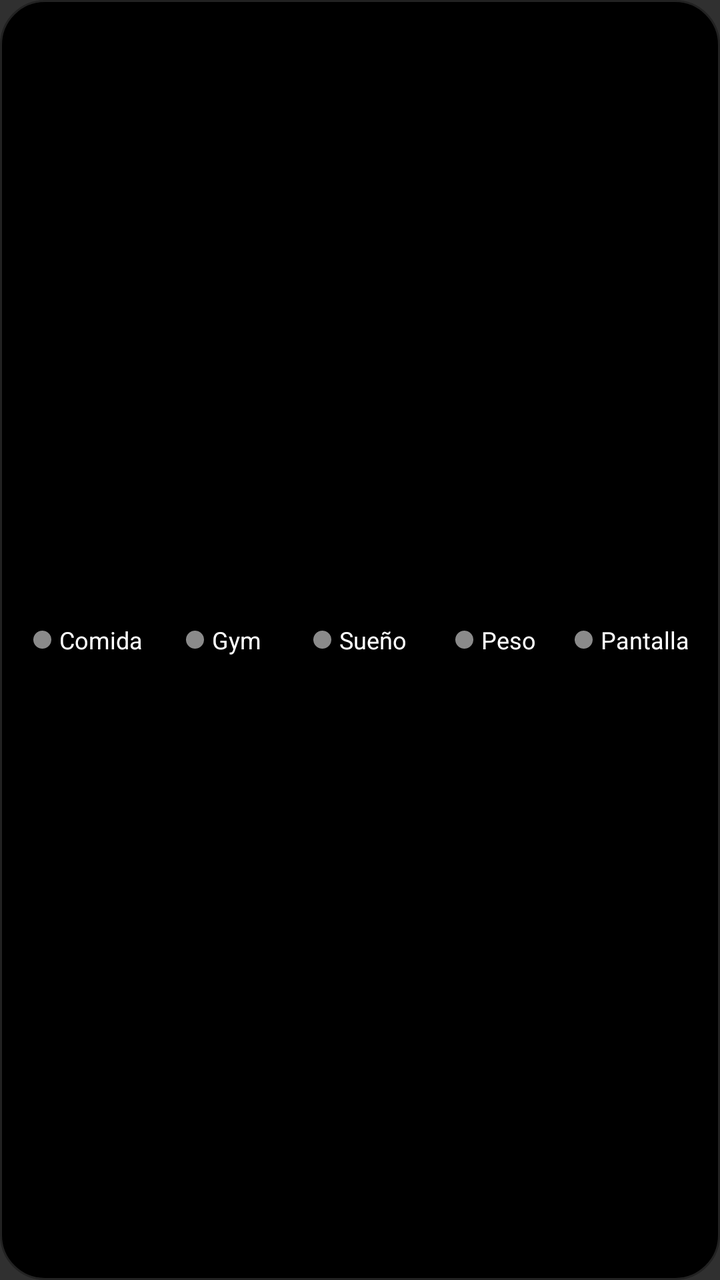
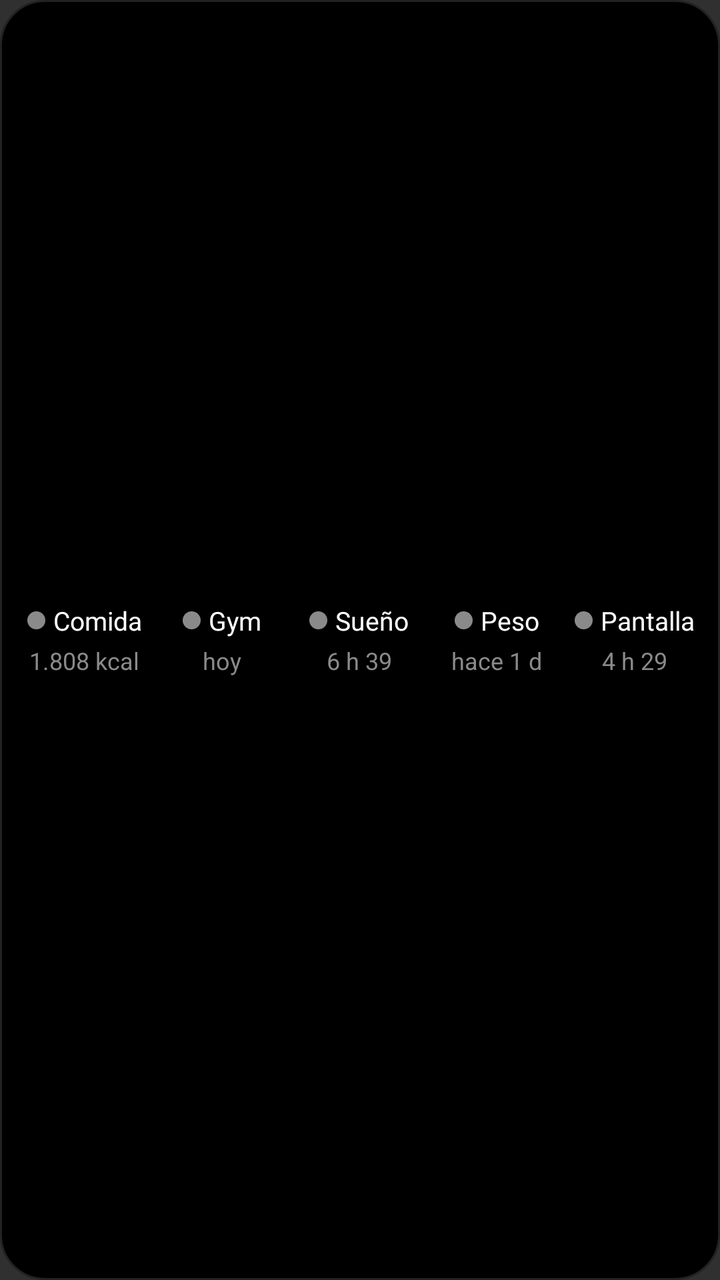

An Android layout rendered at two revisions. The XML below is the earlier revision; the diff shows what the commit changed to produce the second picture.
<!-- AndroidManifest.xml: application theme android:Theme.Material.NoActionBar -->
<!-- res/layout/widget_semaforo.xml -->
<?xml version="1.0" encoding="utf-8"?>
<LinearLayout xmlns:android="http://schemas.android.com/apk/res/android" android:id="@+id/root" android:layout_width="match_parent" android:layout_height="match_parent" android:orientation="horizontal" android:background="@drawable/widget_bg" android:paddingHorizontal="10dp" android:gravity="center_vertical">
    <LinearLayout android:layout_width="0dp" android:layout_weight="1" android:layout_height="wrap_content" android:orientation="horizontal" android:gravity="center">
        <ImageView android:id="@+id/dot0" android:layout_width="9dp" android:layout_height="9dp" android:src="@drawable/dot_gray" android:layout_marginEnd="4dp" />
        <TextView android:id="@+id/name0" android:layout_width="wrap_content" android:layout_height="wrap_content" android:text="Comida" android:textColor="#FFFFFF" android:textSize="12sp" android:maxLines="1" />
    </LinearLayout>
    <LinearLayout android:layout_width="0dp" android:layout_weight="1" android:layout_height="wrap_content" android:orientation="horizontal" android:gravity="center">
        <ImageView android:id="@+id/dot1" android:layout_width="9dp" android:layout_height="9dp" android:src="@drawable/dot_gray" android:layout_marginEnd="4dp" />
        <TextView android:id="@+id/name1" android:layout_width="wrap_content" android:layout_height="wrap_content" android:text="Gym" android:textColor="#FFFFFF" android:textSize="12sp" android:maxLines="1" />
    </LinearLayout>
    <LinearLayout android:layout_width="0dp" android:layout_weight="1" android:layout_height="wrap_content" android:orientation="horizontal" android:gravity="center">
        <ImageView android:id="@+id/dot2" android:layout_width="9dp" android:layout_height="9dp" android:src="@drawable/dot_gray" android:layout_marginEnd="4dp" />
        <TextView android:id="@+id/name2" android:layout_width="wrap_content" android:layout_height="wrap_content" android:text="Sueño" android:textColor="#FFFFFF" android:textSize="12sp" android:maxLines="1" />
    </LinearLayout>
    <LinearLayout android:layout_width="0dp" android:layout_weight="1" android:layout_height="wrap_content" android:orientation="horizontal" android:gravity="center">
        <ImageView android:id="@+id/dot3" android:layout_width="9dp" android:layout_height="9dp" android:src="@drawable/dot_gray" android:layout_marginEnd="4dp" />
        <TextView android:id="@+id/name3" android:layout_width="wrap_content" android:layout_height="wrap_content" android:text="Peso" android:textColor="#FFFFFF" android:textSize="12sp" android:maxLines="1" />
    </LinearLayout>
    <LinearLayout android:layout_width="0dp" android:layout_weight="1" android:layout_height="wrap_content" android:orientation="horizontal" android:gravity="center">
        <ImageView android:id="@+id/dot4" android:layout_width="9dp" android:layout_height="9dp" android:src="@drawable/dot_gray" android:layout_marginEnd="4dp" />
        <TextView android:id="@+id/name4" android:layout_width="wrap_content" android:layout_height="wrap_content" android:text="Pantalla" android:textColor="#FFFFFF" android:textSize="12sp" android:maxLines="1" />
    </LinearLayout>
</LinearLayout>
<!-- resources referenced by this layout -->
<resources>
  <!-- drawable dot_gray (drawable) -->
  <?xml version="1.0" encoding="utf-8"?>
  <shape xmlns:android="http://schemas.android.com/apk/res/android" android:shape="oval">
      <solid android:color="#8A8A8A" />
      <size android:width="10dp" android:height="10dp" />
  </shape>
  <!-- drawable widget_bg (drawable) -->
  <?xml version="1.0" encoding="utf-8"?>
  <shape xmlns:android="http://schemas.android.com/apk/res/android" android:shape="rectangle">
      <solid android:color="#000000" />
      <stroke android:width="1dp" android:color="#222222" />
      <corners android:radius="22dp" />
  </shape>
</resources>

<!-- the commit's change to res/layout/widget_semaforo.xml (unified diff, before → after) -->
@@ -1,23 +1,38 @@
 <?xml version="1.0" encoding="utf-8"?>
-<LinearLayout xmlns:android="http://schemas.android.com/apk/res/android" android:id="@+id/root" android:layout_width="match_parent" android:layout_height="match_parent" android:orientation="horizontal" android:background="@drawable/widget_bg" android:paddingHorizontal="10dp" android:gravity="center_vertical">
-    <LinearLayout android:layout_width="0dp" android:layout_weight="1" android:layout_height="wrap_content" android:orientation="horizontal" android:gravity="center">
-        <ImageView android:id="@+id/dot0" android:layout_width="9dp" android:layout_height="9dp" android:src="@drawable/dot_gray" android:layout_marginEnd="4dp" />
-        <TextView android:id="@+id/name0" android:layout_width="wrap_content" android:layout_height="wrap_content" android:text="Comida" android:textColor="#FFFFFF" android:textSize="12sp" android:maxLines="1" />
+<LinearLayout xmlns:android="http://schemas.android.com/apk/res/android" android:id="@+id/root" android:layout_width="match_parent" android:layout_height="match_parent" android:orientation="horizontal" android:background="@drawable/widget_bg" android:paddingHorizontal="8dp" android:gravity="center_vertical">
+    <LinearLayout android:layout_width="0dp" android:layout_weight="1" android:layout_height="wrap_content" android:orientation="vertical" android:gravity="center_horizontal">
+        <LinearLayout android:layout_width="wrap_content" android:layout_height="wrap_content" android:orientation="horizontal" android:gravity="center_vertical">
+            <ImageView android:id="@+id/dot0" android:layout_width="9dp" android:layout_height="9dp" android:src="@drawable/dot_gray" android:layout_marginEnd="4dp" />
+            <TextView android:id="@+id/name0" android:layout_width="wrap_content" android:layout_height="wrap_content" android:text="Comida" android:textColor="#FFFFFF" android:textSize="13sp" android:maxLines="1" />
+        </LinearLayout>
+        <TextView android:id="@+id/val0" android:layout_width="wrap_content" android:layout_height="wrap_content" android:layout_marginTop="3dp" android:text="1.808 kcal" android:textColor="#8A8A8A" android:textSize="12sp" android:maxLines="1" />
     </LinearLayout>
-    <LinearLayout android:layout_width="0dp" android:layout_weight="1" android:layout_height="wrap_content" android:orientation="horizontal" android:gravity="center">
-        <ImageView android:id="@+id/dot1" android:layout_width="9dp" android:layout_height="9dp" android:src="@drawable/dot_gray" android:layout_marginEnd="4dp" />
-        <TextView android:id="@+id/name1" android:layout_width="wrap_content" android:layout_height="wrap_content" android:text="Gym" android:textColor="#FFFFFF" android:textSize="12sp" android:maxLines="1" />
+    <LinearLayout android:layout_width="0dp" android:layout_weight="1" android:layout_height="wrap_content" android:orientation="vertical" android:gravity="center_horizontal">
+        <LinearLayout android:layout_width="wrap_content" android:layout_height="wrap_content" android:orientation="horizontal" android:gravity="center_vertical">
+            <ImageView android:id="@+id/dot1" android:layout_width="9dp" android:layout_height="9dp" android:src="@drawable/dot_gray" android:layout_marginEnd="4dp" />
+            <TextView android:id="@+id/name1" android:layout_width="wrap_content" android:layout_height="wrap_content" android:text="Gym" android:textColor="#FFFFFF" android:textSize="13sp" android:maxLines="1" />
+        </LinearLayout>
+        <TextView android:id="@+id/val1" android:layout_width="wrap_content" android:layout_height="wrap_content" android:layout_marginTop="3dp" android:text="hoy" android:textColor="#8A8A8A" android:textSize="12sp" android:maxLines="1" />
     </LinearLayout>
-    <LinearLayout android:layout_width="0dp" android:layout_weight="1" android:layout_height="wrap_content" android:orientation="horizontal" android:gravity="center">
-        <ImageView android:id="@+id/dot2" android:layout_width="9dp" android:layout_height="9dp" android:src="@drawable/dot_gray" android:layout_marginEnd="4dp" />
-        <TextView android:id="@+id/name2" android:layout_width="wrap_content" android:layout_height="wrap_content" android:text="Sueño" android:textColor="#FFFFFF" android:textSize="12sp" android:maxLines="1" />
+    <LinearLayout android:layout_width="0dp" android:layout_weight="1" android:layout_height="wrap_content" android:orientation="vertical" android:gravity="center_horizontal">
+        <LinearLayout android:layout_width="wrap_content" android:layout_height="wrap_content" android:orientation="horizontal" android:gravity="center_vertical">
+            <ImageView android:id="@+id/dot2" android:layout_width="9dp" android:layout_height="9dp" android:src="@drawable/dot_gray" android:layout_marginEnd="4dp" />
+            <TextView android:id="@+id/name2" android:layout_width="wrap_content" android:layout_height="wrap_content" android:text="Sueño" android:textColor="#FFFFFF" android:textSize="13sp" android:maxLines="1" />
+        </LinearLayout>
+        <TextView android:id="@+id/val2" android:layout_width="wrap_content" android:layout_height="wrap_content" android:layout_marginTop="3dp" android:text="6 h 39" android:textColor="#8A8A8A" android:textSize="12sp" android:maxLines="1" />
     </LinearLayout>
-    <LinearLayout android:layout_width="0dp" android:layout_weight="1" android:layout_height="wrap_content" android:orientation="horizontal" android:gravity="center">
-        <ImageView android:id="@+id/dot3" android:layout_width="9dp" android:layout_height="9dp" android:src="@drawable/dot_gray" android:layout_marginEnd="4dp" />
-        <TextView android:id="@+id/name3" android:layout_width="wrap_content" android:layout_height="wrap_content" android:text="Peso" android:textColor="#FFFFFF" android:textSize="12sp" android:maxLines="1" />
+    <LinearLayout android:layout_width="0dp" android:layout_weight="1" android:layout_height="wrap_content" android:orientation="vertical" android:gravity="center_horizontal">
+        <LinearLayout android:layout_width="wrap_content" android:layout_height="wrap_content" android:orientation="horizontal" android:gravity="center_vertical">
+            <ImageView android:id="@+id/dot3" android:layout_width="9dp" android:layout_height="9dp" android:src="@drawable/dot_gray" android:layout_marginEnd="4dp" />
+            <TextView android:id="@+id/name3" android:layout_width="wrap_content" android:layout_height="wrap_content" android:text="Peso" android:textColor="#FFFFFF" android:textSize="13sp" android:maxLines="1" />
+        </LinearLayout>
+        <TextView android:id="@+id/val3" android:layout_width="wrap_content" android:layout_height="wrap_content" android:layout_marginTop="3dp" android:text="hace 1 d" android:textColor="#8A8A8A" android:textSize="12sp" android:maxLines="1" />
     </LinearLayout>
-    <LinearLayout android:layout_width="0dp" android:layout_weight="1" android:layout_height="wrap_content" android:orientation="horizontal" android:gravity="center">
-        <ImageView android:id="@+id/dot4" android:layout_width="9dp" android:layout_height="9dp" android:src="@drawable/dot_gray" android:layout_marginEnd="4dp" />
-        <TextView android:id="@+id/name4" android:layout_width="wrap_content" android:layout_height="wrap_content" android:text="Pantalla" android:textColor="#FFFFFF" android:textSize="12sp" android:maxLines="1" />
+    <LinearLayout android:layout_width="0dp" android:layout_weight="1" android:layout_height="wrap_content" android:orientation="vertical" android:gravity="center_horizontal">
+        <LinearLayout android:layout_width="wrap_content" android:layout_height="wrap_content" android:orientation="horizontal" android:gravity="center_vertical">
+            <ImageView android:id="@+id/dot4" android:layout_width="9dp" android:layout_height="9dp" android:src="@drawable/dot_gray" android:layout_marginEnd="4dp" />
+            <TextView android:id="@+id/name4" android:layout_width="wrap_content" android:layout_height="wrap_content" android:text="Pantalla" android:textColor="#FFFFFF" android:textSize="13sp" android:maxLines="1" />
+        </LinearLayout>
+        <TextView android:id="@+id/val4" android:layout_width="wrap_content" android:layout_height="wrap_content" android:layout_marginTop="3dp" android:text="4 h 29" android:textColor="#8A8A8A" android:textSize="12sp" android:maxLines="1" />
     </LinearLayout>
 </LinearLayout>
